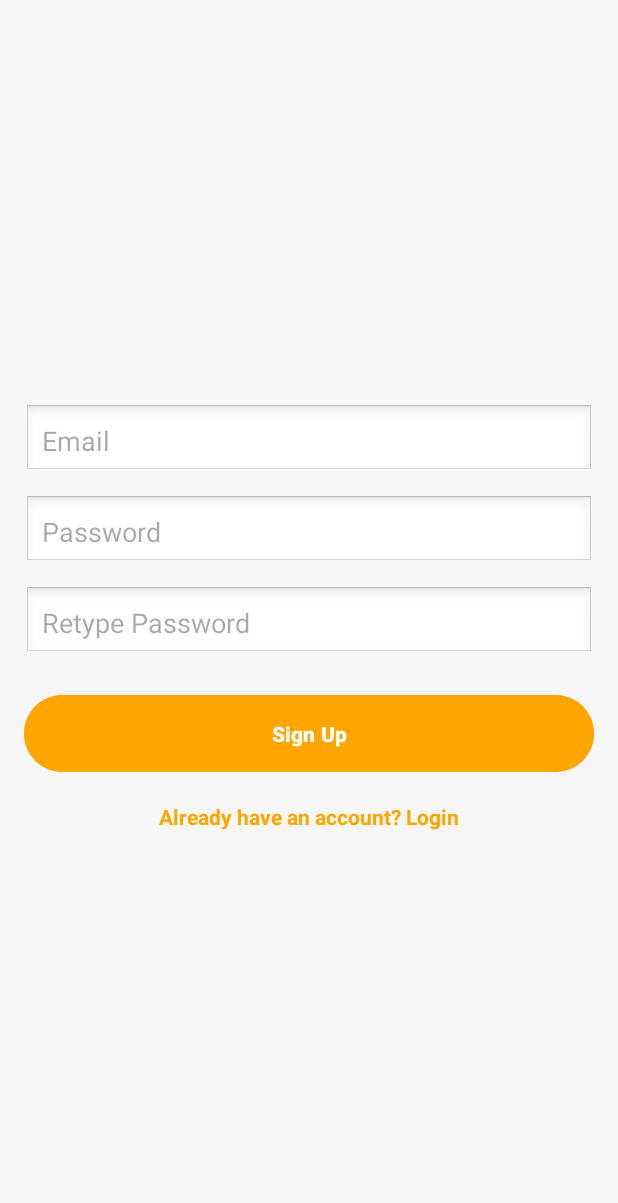
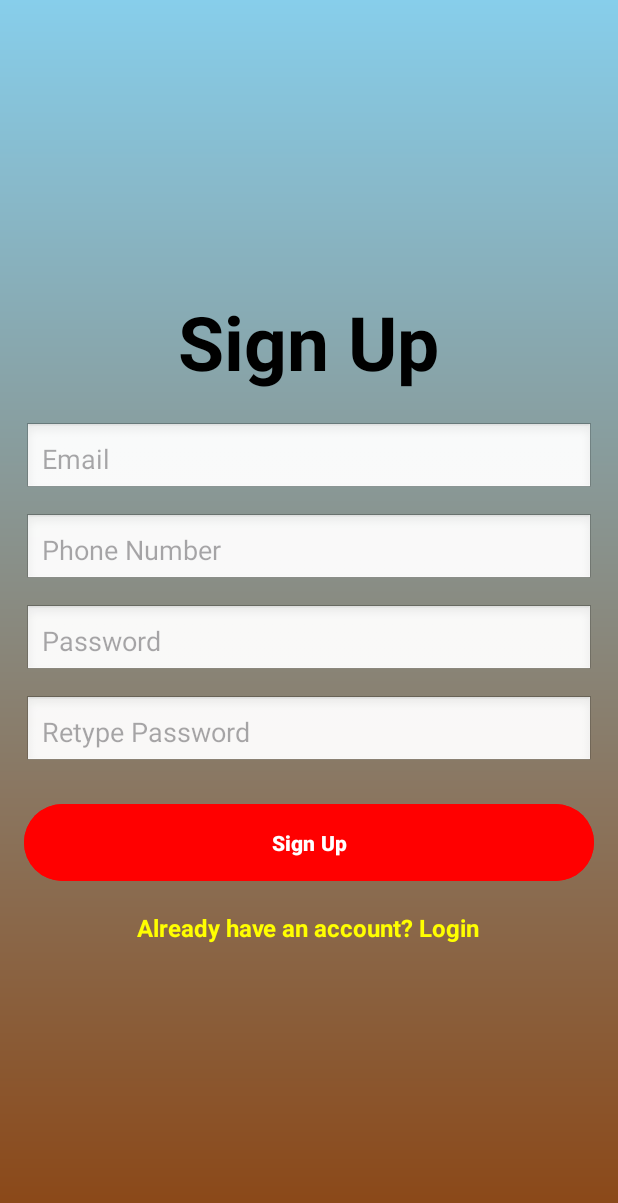
Before and after one commit to mgg7934/reduce_food_wastage_app, an Android app: the SignupActivity screen opened directly, with no data from a screen before it, after a tap on "Sign Up", on a phone screen of 412 x 824 dp. Shown: the top 1203 px of the screen. Run offline under Robolectric (Android 15) with nearby library versions, the phone set to English and light mode, and no system bars.

Commit message:
edited the signup/login/forgot password

```diff
--- a/app/src/main/java/com/example/reduce_food_wastage_app/SignupActivity.java
+++ b/app/src/main/java/com/example/reduce_food_wastage_app/SignupActivity.java
@@ -11,7 +11,7 @@ import androidx.appcompat.app.AppCompatActivity;
 
 public class SignupActivity extends AppCompatActivity {
 
-    private EditText emailInput, passwordInput, retypePasswordInput;
+    private EditText emailInput, phoneNumberInput, passwordInput, retypePasswordInput;
     private Button signupButton;
     private TextView loginLink;
 
@@ -22,6 +22,7 @@ public class SignupActivity extends AppCompatActivity {
 
         // Initialize UI elements
         emailInput = findViewById(R.id.emailInput);
+        phoneNumberInput = findViewById(R.id.phoneNumberInput);
         passwordInput = findViewById(R.id.passwordInput);
         retypePasswordInput = findViewById(R.id.retypePasswordInput);
         signupButton = findViewById(R.id.signupButton);
@@ -32,10 +33,11 @@ public class SignupActivity extends AppCompatActivity {
             @Override
             public void onClick(View v) {
                 String email = emailInput.getText().toString();
+                String phoneNumber = phoneNumberInput.getText().toString();
                 String password = passwordInput.getText().toString();
                 String retypePassword = retypePasswordInput.getText().toString();
 
-                if (email.isEmpty() || password.isEmpty() || retypePassword.isEmpty()) {
+                if (email.isEmpty() || phoneNumber.isEmpty() || password.isEmpty() || retypePassword.isEmpty()) {
                     Toast.makeText(SignupActivity.this, "Please fill all fields", Toast.LENGTH_SHORT).show();
                 } else if (!password.equals(retypePassword)) {
                     Toast.makeText(SignupActivity.this, "Passwords do not match", Toast.LENGTH_SHORT).show();
--- a/app/src/main/res/layout/activity_signup.xml
+++ b/app/src/main/res/layout/activity_signup.xml
@@ -5,7 +5,18 @@
     android:orientation="vertical"
     android:padding="16dp"
     android:gravity="center"
-    android:background="#f7f7f7">
+    android:background="@drawable/gradient_background">
+
+    <!-- Forgot Password Title -->
+    <TextView
+        android:layout_width="wrap_content"
+        android:layout_height="wrap_content"
+        android:text="Sign Up"
+        android:textSize="50sp"
+        android:textColor="@color/black"
+        android:textStyle="bold"
+        android:layout_marginBottom="20dp"
+        android:gravity="center"/>
 
     <!-- Email Input -->
     <EditText
@@ -14,6 +25,18 @@
         android:layout_height="wrap_content"
         android:hint="Email"
         android:inputType="textEmailAddress"
+        android:padding="12dp"
+        android:background="@android:drawable/edit_text"
+        android:layout_marginBottom="12dp"/>
+
+    <!-- Phone Number Input -->
+    <EditText
+        android:id="@+id/phoneNumberInput"
+        android:layout_width="match_parent"
+        android:layout_height="wrap_content"
+        android:hint="Phone Number"
+        android:inputType="phone"
+        android:maxLength="15"
         android:padding="12dp"
         android:background="@android:drawable/edit_text"
         android:layout_marginBottom="12dp"/>
@@ -47,16 +70,18 @@
         android:layout_height="wrap_content"
         android:text="Sign Up"
         android:textColor="#FFFFFF"
-        android:backgroundTint="#FFA500"
+        android:backgroundTint="#FF0000"
         android:padding="16dp"
         android:textStyle="bold"/>
+
     <!-- Login Link -->
     <TextView
         android:id="@+id/loginLink"
         android:layout_width="wrap_content"
         android:layout_height="wrap_content"
         android:text="Already have an account? Login"
-        android:textColor="#FFA500"
+        android:textColor="#FFFF00"
+        android:textSize="16sp"
         android:textStyle="bold"
         android:layout_gravity="center"
         android:layout_marginTop="16dp"/>
```
Also changed, not shown: app/src/main/res/layout/activity_forgot_password.xml (+15 -3 lines), app/src/main/res/layout/activity_login.xml (+18 -20 lines).
